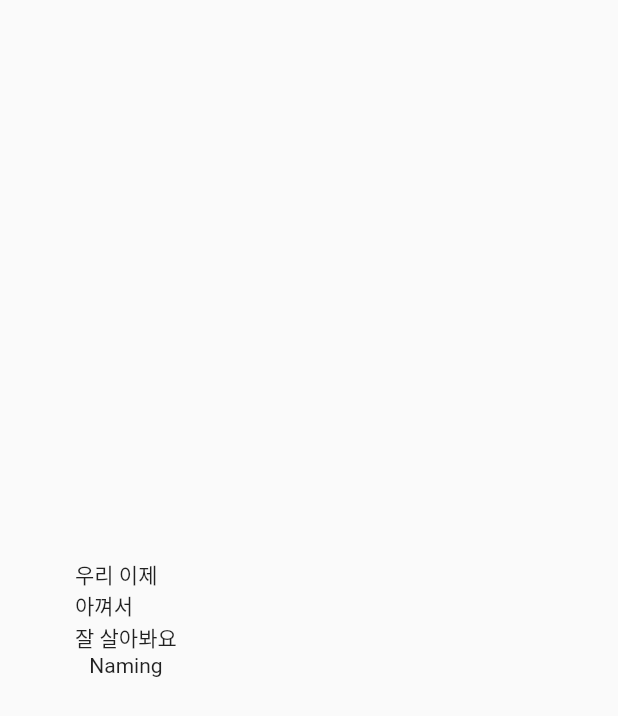
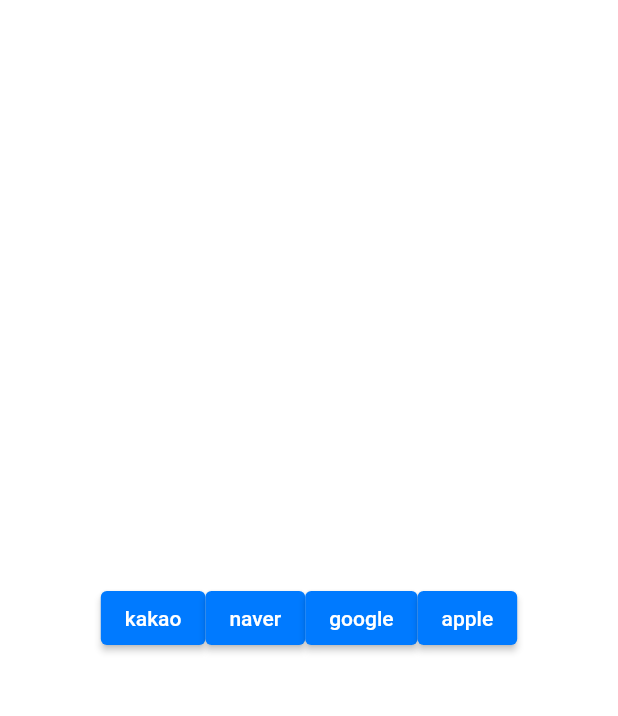
Before and after one commit to stay7/happiness-client, a Flutter app: the screen it shows after launch, on a phone screen of 412 x 824 dp. Shown: the top 716 px of the screen. Run offline on Flutter 3.47's test engine with Material 2 defaults, Android fonts, the phone set to English and light mode, and no system bars; our stand-ins replace bloc, device_info_plus, dio, firebase_core, flutter_bloc, freezed_annotation and 3 more; missing offline and left inert: kakao_flutter_sdk_user; accounts and stored records are empty; generated files the repository leaves out were written again.

Commit message:
SignupError 리턴하도록 수정

```diff
--- a/lib/happiness_route.dart
+++ b/lib/happiness_route.dart
@@ -1,6 +1,7 @@
 import 'package:flutter/cupertino.dart';
 import 'package:flutter_bloc/flutter_bloc.dart';
 import 'package:happiness_client/repository/auth_repository.dart';
+import 'package:happiness_client/screen/home_screen.dart';
 import 'package:happiness_client/screen/login_screen.dart';
 import 'package:happiness_client/signup/bloc/signup_bloc.dart';
 
@@ -14,6 +15,9 @@ abstract class HappinessRoute {
           create: (context) => SignupBloc(authRepository: context.read<AuthRepository>()),
           child: const LoginScreen(),
         );
+        break;
+      case HomeScreen.routeName:
+        page = const HomeScreen();
     }
 
     return CupertinoPageRoute(settings: settings, builder: (context) => page);
--- a/lib/repository/auth_repository.dart
+++ b/lib/repository/auth_repository.dart
@@ -18,8 +18,7 @@ class AuthRepositoryImpl extends AuthRepository {
   AuthRepositoryImpl({required this.signupClient, required this.devicePreference});
 
   @override
-  Future<Token> refresh(RefreshForm form) =>
-      signupClient.refresh(form).then((value) {
+  Future<Token> refresh(RefreshForm form) => signupClient.refresh(form).then((value) {
         return value.data.data;
       });
 
--- a/lib/screen/login_screen.dart
+++ b/lib/screen/login_screen.dart
@@ -1,5 +1,9 @@
 import 'package:flutter/cupertino.dart';
 import 'package:flutter/material.dart';
+import 'package:flutter_bloc/flutter_bloc.dart';
+import 'package:happiness_client/screen/home_screen.dart';
+import 'package:happiness_client/signup/bloc/signup_bloc.dart';
+import 'package:happiness_client/signup/signup_provider.dart';
 
 class LoginScreen extends StatelessWidget {
   static const routeName = "LoginScreen";
@@ -11,17 +15,61 @@ class LoginScreen extends StatelessWidget {
 
   @override
   Widget build(BuildContext context) {
+    return BlocListener<SignupBloc, SignupState>(
+      listenWhen: (pre, next) => pre is SignupLoading,
+      listener: (context, state) {
+        switch (state.runtimeType) {
+          case SignupSuccess:
+            Navigator.of(context).pushNamedAndRemoveUntil(HomeScreen.routeName, (route) => false);
+            break;
+          case SignupError:
+            AlertDialog(
+              title: Text((state as SignupError).message),
+            );
+            break;
+        }
+      },
+      child: CupertinoPageScaffold(
+        child: Center(
+          child: Row(
+            mainAxisAlignment: MainAxisAlignment.center,
+            children: [
+              ElevatedButton(
+                  onPressed: () =>
+                      context.read<SignupBloc>().add(SignupRequested(signupProvider: SignupProvider.KAKAO)),
+                  child: const Text('kakao')),
+              ElevatedButton(
+                  onPressed: () =>
+                      context.read<SignupBloc>().add(SignupRequested(signupProvider: SignupProvider.NAVER)),
+                  child: const Text('naver')),
+              ElevatedButton(
+                  onPressed: () =>
+                      context.read<SignupBloc>().add(SignupRequested(signupProvider: SignupProvider.GOOGLE)),
+                  child: const Text('google')),
+              ElevatedButton(
+                  onPressed: () =>
+                      context.read<SignupBloc>().add(SignupRequested(signupProvider: SignupProvider.APPLE)),
+                  child: const Text('apple')),
+            ],
+          ),
+        ),
+      ),
+    );
+
+    /*
     return Scaffold(
       body: Container(
         margin: const EdgeInsets.symmetric(horizontal: 50),
         child: Column(
           mainAxisAlignment: MainAxisAlignment.center,
           children: [
+            ElevatedButton(onPressed: onPressed, child: const Text('kakao'));
             Text(title),
             Text(name),
           ],
         ),
       ),
     );
+     */
   }
 }
--- a/lib/signup/bloc/signup_state.dart
+++ b/lib/signup/bloc/signup_state.dart
@@ -9,4 +9,8 @@ class SignupSuccess extends SignupState {}
 
 class SignupLoading extends SignupState {}
 
-class SignupError extends SignupState {}
+class SignupError extends SignupState {
+  final String message;
+
+  SignupError({required this.message});
+}
```
Also changed, not shown: lib/signup/bloc/signup_bloc.dart (+12 -0 lines), pubspec.yaml (+0 -51 lines).
